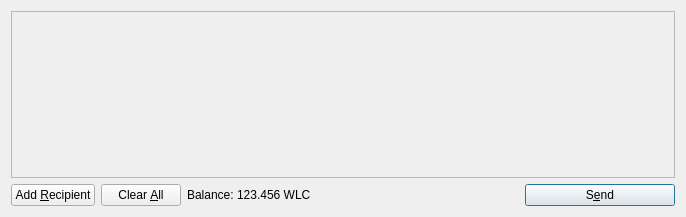
This is src/qt/forms/sendcoinsdialog.ui in faz-bz/SOLIDAR as Qt 5 draws it before an edit. The edited form follows.
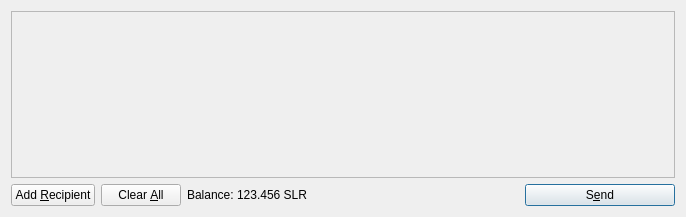
This is the edited form. Icons and pictures are not drawn.

Diff of the .ui file:
```diff
--- a/src/qt/forms/sendcoinsdialog.ui
+++ b/src/qt/forms/sendcoinsdialog.ui
@@ -119,7 +119,7 @@
           <cursorShape>IBeamCursor</cursorShape>
          </property>
          <property name="text">
-          <string>123.456 WLC</string>
+          <string>123.456 SLR</string>
          </property>
          <property name="textInteractionFlags">
           <set>Qt::LinksAccessibleByMouse|Qt::TextSelectableByKeyboard|Qt::TextSelectableByMouse</set>
```
